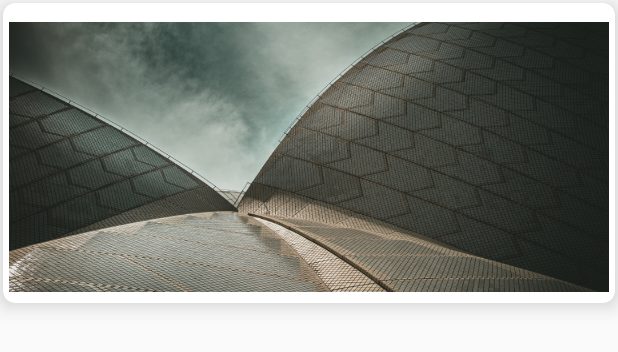
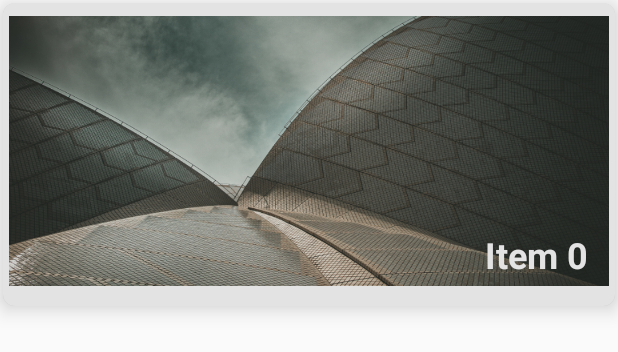
Before and after one commit to gabrielbmoro/AppMaterial, an Android app: the layout view_holder_xyz_item.xml on its own in the app's theme, with its tools: preview values and no code run, on a phone screen of 412 x 824 dp. Shown: the top 352 px of the screen. Run offline under Robolectric (Android 15) with nearby library versions, the phone set to English and light mode, and no system bars.

Commit message:
Applying the shadow in each item card

```diff
--- a/XYZ-reader/app/src/main/java/com/example/gabrielmoro/xyz_reader/ui/mainScreen/MainActivity.java
+++ b/XYZ-reader/app/src/main/java/com/example/gabrielmoro/xyz_reader/ui/mainScreen/MainActivity.java
@@ -6,6 +6,7 @@ import android.support.annotation.NonNull;
 import android.support.v7.app.AppCompatActivity;
 import android.os.Bundle;
 import android.support.v7.widget.LinearLayoutManager;
+import android.support.v7.widget.StaggeredGridLayoutManager;
 import android.widget.ImageView;
 
 import com.bumptech.glide.Glide;
@@ -26,8 +27,8 @@ public class MainActivity extends AppCompatActivity {
         super.onCreate(savedInstanceState);
         final ActivityMainBinding binding = DataBindingUtil.setContentView(this, R.layout.activity_main);
 
-        LinearLayoutManager llm = new LinearLayoutManager(this);
-        binding.rvXYZItems.setLayoutManager(llm);
+        StaggeredGridLayoutManager sglm = new StaggeredGridLayoutManager(2, StaggeredGridLayoutManager.VERTICAL);
+        binding.rvXYZItems.setLayoutManager(sglm);
 
         binding.setViewModel(new MainViewModel());
 
--- a/XYZ-reader/app/src/main/res/layout/view_holder_xyz_item.xml
+++ b/XYZ-reader/app/src/main/res/layout/view_holder_xyz_item.xml
@@ -1,6 +1,7 @@
 <?xml version="1.0" encoding="utf-8"?>
 <layout xmlns:android="http://schemas.android.com/apk/res/android"
-    xmlns:app="http://schemas.android.com/apk/res-auto">
+    xmlns:app="http://schemas.android.com/apk/res-auto"
+    xmlns:tools="http://schemas.android.com/tools">
 
     <data>
 
@@ -11,10 +12,12 @@
 
     <android.support.v7.widget.CardView
         android:layout_width="match_parent"
-        android:layout_height="@dimen/cardViewHeight"
+        android:layout_height="wrap_content"
+        android:clickable="true"
         android:layout_margin="@dimen/cardViewMargin"
         app:cardCornerRadius="@dimen/cardViewRadius"
-        app:cardElevation="@dimen/cardViewElevation">
+        app:cardElevation="@dimen/cardViewElevation"
+        android:focusable="true">
 
         <FrameLayout
             android:layout_width="match_parent"
@@ -29,9 +32,9 @@
                 android:layout_marginTop="@dimen/cardImageViewMarginTop"
                 android:layout_marginEnd="@dimen/cardImageViewMarginLeftAndRight"
                 android:layout_marginBottom="@dimen/cardImageViewMarginBottom"
+                android:contentDescription="@string/imageContentDescription"
                 android:scaleType="centerCrop"
-                android:src="@drawable/image_card_test"
-                android:contentDescription="@string/imageContentDescription" />
+                android:src="@drawable/image_card_test" />
 
             <TextView
                 style="@style/TextAppearance.CardView.Caption"
@@ -39,7 +42,16 @@
                 android:layout_height="wrap_content"
                 android:layout_gravity="bottom"
                 android:layout_margin="@dimen/cardViewTextMargin"
-                android:text="@{viewModel.title}" />
+                android:text="@{viewModel.title}"
+                tools:text="Item 0" />
+
+            <FrameLayout
+                android:id="@+id/flSurfaceUsedToShadow"
+                android:layout_width="match_parent"
+                android:layout_height="match_parent"
+                android:background="@color/colorShadow">
+
+            </FrameLayout>
 
         </FrameLayout>
 
--- a/XYZ-reader/app/src/main/res/values/colors.xml
+++ b/XYZ-reader/app/src/main/res/values/colors.xml
@@ -3,4 +3,5 @@
     <color name="colorPrimary">#008577</color>
     <color name="colorPrimaryDark">#00574B</color>
     <color name="colorAccent">#D81B60</color>
+    <color name="colorShadow">#28505151</color>
 </resources>
--- a/XYZ-reader/app/src/main/res/values/dimen.xml
+++ b/XYZ-reader/app/src/main/res/values/dimen.xml
@@ -8,7 +8,7 @@
     <dimen name="cardViewTextMargin">18dp</dimen>
     <dimen name="imageCardViewHeight">180dp</dimen>
     <dimen name="cardImageViewMarginTop">10dp</dimen>
-    <dimen name="cardImageViewMarginBottom">4dp</dimen>
+    <dimen name="cardImageViewMarginBottom">12dp</dimen>
     <dimen name="cardImageViewMarginLeftAndRight">4dp</dimen>
 
 </resources>
```
